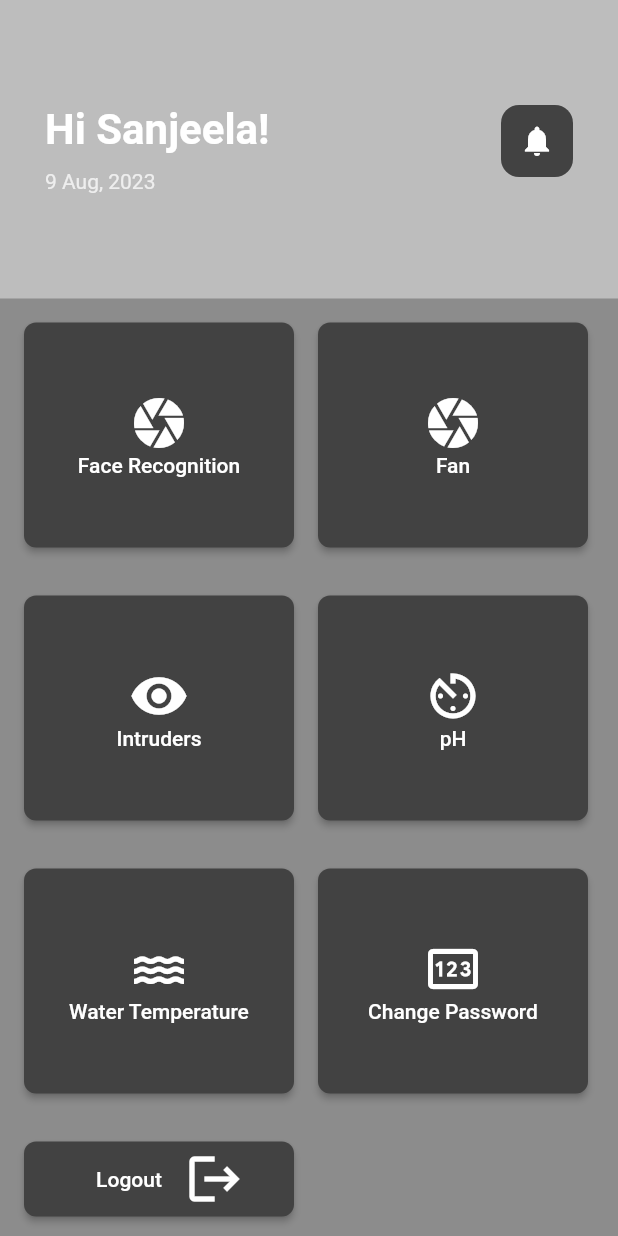
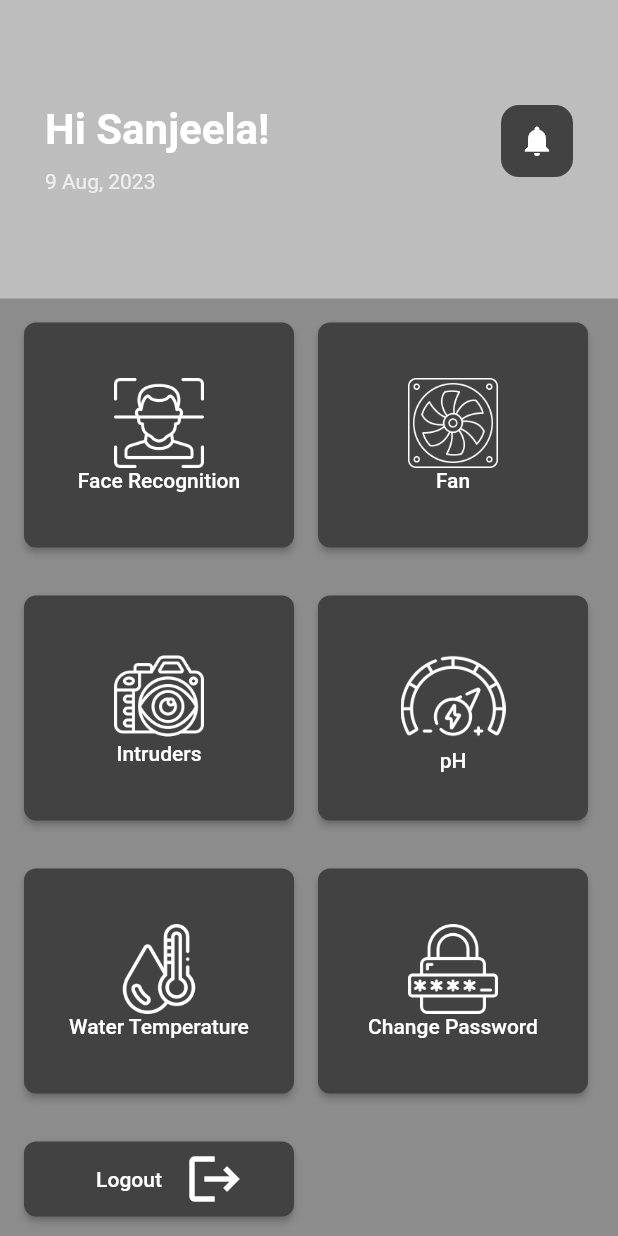
Before and after one commit to prasnaaryal/intruderdetection, a Flutter app: the screen it shows after launch, after a tap on "Fan", after a tap on the "arrow back" icon, on a phone screen of 412 x 824 dp. Run offline on Flutter 3.47's test engine with Material 2 defaults, Android fonts, the light colour scheme and no system bars; drawn by our look-alikes of loader_overlay; our stand-ins replace cloud_firestore, firebase_auth, firebase_core, firebase_database, firebase_messaging, firebase_storage and 5 more; accounts and stored records are empty.

Commit message:
changed dashboard

```diff
--- a/lib/Screens/Fan.dart
+++ b/lib/Screens/Fan.dart
@@ -23,17 +23,14 @@ class _FanControlPageState extends State<FanControlPage> {
   @override
   Widget build(BuildContext context) {
     return Scaffold(
+      backgroundColor: Colors.black26,
       appBar: AppBar(
         elevation: 0,
-        backgroundColor: Colors.white,
-        centerTitle: true,
-        title: Text(
-          'Fan Control',
-        ),
+        backgroundColor: Colors.grey[900],
         leading: IconButton(
           icon: const Icon(
             Icons.arrow_back,
-            color: Color(0xFF7a6bbc),
+            color: Colors.white,
           ),
           onPressed: () {
             Navigator.push(
@@ -44,38 +41,23 @@ class _FanControlPageState extends State<FanControlPage> {
             );
           },
         ),
+        centerTitle: true,
+        title: Text(
+          'Fan Control',
+          style: TextStyle(color: Colors.white),
+        ),
       ),
       body: Column(
-        mainAxisAlignment: MainAxisAlignment.spaceEvenly,
+        // mainAxisAlignment: MainAxisAlignment.spaceEvenly,
         crossAxisAlignment: CrossAxisAlignment.stretch,
         children: [
-          SizedBox(
-            width: 100.0,
-            height: 200.0,
-            child: Column(
-              mainAxisAlignment: MainAxisAlignment.center,
-              children: [
-                SizedBox(height: 18.0),
-                Text(
-                  "Fans",
-                  style: TextStyle(
-                    fontWeight: FontWeight.bold,
-                    fontSize: 16,
-                    color: Color(0xFF7a6bbc),
-                  ),
-                ),
-              ],
-            ),
-          ),
           Padding(
             padding: EdgeInsets.all(12.0),
             child: Wrap(
               alignment: WrapAlignment.center,
-              spacing: 10.0,
-              runSpacing: 10.0,
               children: [
                 FanControlCard(
-                  fanName: "Kitchen Fan",
+                  fanName: "Fan",
                   fanStatus: kitchenFanOn,
                   onTap: () {
                     setState(() {
@@ -112,7 +94,7 @@ class FanControlCard extends StatelessWidget {
       width: 150.0,
       height: 200.0,
       child: Card(
-        color: Color(0xFF7a6bbc),
+        color: Colors.grey[800],
         elevation: 2.0,
         shape: RoundedRectangleBorder(
           borderRadius: BorderRadius.circular(8.0),
--- a/lib/Screens/Turbidity_value.dart
+++ b/lib/Screens/Turbidity_value.dart
@@ -71,15 +71,6 @@ class _TurbidityValueState extends State<TurbidityValue> {
         child: Column(
           mainAxisAlignment: MainAxisAlignment.center,
           children: [
-            Text(
-              "Turbidity Value",
-              style: TextStyle(
-                color: Colors.white,
-                fontSize: 30,
-                fontFamily: "Times New Roman",
-                fontWeight: FontWeight.bold,
-              ),
-            ),
             SizedBox(height: 20),
             Container(
               width: 300,
--- a/lib/Screens/WaterTem_value.dart
+++ b/lib/Screens/WaterTem_value.dart
@@ -71,15 +71,6 @@ class _WaterTempValueState extends State<WaterTempValue> {
         child: Column(
           mainAxisAlignment: MainAxisAlignment.center,
           children: [
-            Text(
-              "Water Temperature Value",
-              style: TextStyle(
-                color: Colors.white,
-                fontSize: 30,
-                fontFamily: "Times New Roman",
-                fontWeight: FontWeight.bold,
-              ),
-            ),
             SizedBox(height: 20),
             Container(
               width: 300,
--- a/lib/Screens/dashboard.dart
+++ b/lib/Screens/dashboard.dart
@@ -8,7 +8,6 @@ import 'package:intruderdetection/Screens/ph.dart';
 
 import 'Fan.dart';
 import 'Notification.dart';
-
 
 class Dashboard extends StatefulWidget {
   const Dashboard({Key? key}) : super(key: key);
@@ -52,9 +51,12 @@ String _getMonthName(int month) {
 class _DashboardState extends State<Dashboard> {
   @override
   Widget build(BuildContext context) {
+    final screenWidth = MediaQuery.of(context).size.width;
+    final screenHeight = MediaQuery.of(context).size.height;
     return Scaffold(
       backgroundColor: Colors.black26,
-      body: Column(
+      body: SingleChildScrollView(
+        child: Column(
           children: [
             Padding(
               padding: const EdgeInsets.symmetric(
@@ -118,15 +120,11 @@ class _DashboardState extends State<Dashboard> {
                 ),
               ),
             ),
-
-          // SizedBox(
-          //   height: 10,
-          // ),
-          // main white area
             Row(
               children: [
                 Expanded(
                   child: Container(
+                    width: screenWidth,
                     color: Colors.black26,
                     child: Column(
                       children: [
@@ -152,10 +150,10 @@ class _DashboardState extends State<Dashboard> {
                               ),
                               child: Column(
                                 children: [
-                                Icon(
-                                  Icons.camera,
-                                  size: 40,
-                                  color: Colors.white,
+                                  Image.asset(
+                                    'assets/images/faceScan.png', // Replace with your image path
+                                    width: 60,
+                                    height: 60,
                                   ),
                                   Text(
                                     'Face Recognition',
@@ -182,10 +180,10 @@ class _DashboardState extends State<Dashboard> {
                               ),
                               child: Column(
                                 children: [
-                                Icon(
-                                  Icons.camera,
-                                  size: 40,
-                                  color: Colors.white,
+                                  Image.asset(
+                                    'assets/images/fan.png', // Replace with your image path
+                                    width: 60,
+                                    height: 60,
                                   ),
                                   Text(
                                     'Fan',
@@ -200,7 +198,8 @@ class _DashboardState extends State<Dashboard> {
                           children: [
                             ButtonBar(
                               alignment: MainAxisAlignment.start,
-                            buttonPadding: EdgeInsets.symmetric(horizontal: 16),
+                              buttonPadding:
+                                  EdgeInsets.symmetric(horizontal: 16),
                               children: [
                                 ElevatedButton(
                                     onPressed: () {
@@ -221,18 +220,17 @@ class _DashboardState extends State<Dashboard> {
                                     ),
                                     child: Column(
                                       children: [
-                                    Icon(
-                                      Icons.remove_red_eye_rounded,
-                                      size: 40,
-                                      color: Colors.white,
+                                        Image.asset(
+                                          'assets/images/intruders.png', // Replace with your image path
+                                          width: 60,
+                                          height: 60,
                                         ),
                                         Text(
                                           'Intruders',
                                           style: TextStyle(color: Colors.white),
                                         ),
                                       ],
-                                ),
-                              ),
+                                    )),
                                 ElevatedButton(
                                     onPressed: () {
                                       Navigator.of(context).pushReplacement(
@@ -250,18 +248,17 @@ class _DashboardState extends State<Dashboard> {
                                     ),
                                     child: Column(
                                       children: [
-                                    Icon(
-                                      Icons.av_timer_outlined,
-                                      size: 40,
-                                      color: Colors.white,
+                                        Image.asset(
+                                          'assets/images/ph.png', // Replace with your image path
+                                          width: 70,
+                                          height: 70,
                                         ),
                                         Text(
                                           'pH',
                                           style: TextStyle(color: Colors.white),
                                         ),
                                       ],
-                                ),
-                              ),
+                                    )),
                               ],
                             ),
                           ],
@@ -270,7 +267,8 @@ class _DashboardState extends State<Dashboard> {
                           children: [
                             ButtonBar(
                               alignment: MainAxisAlignment.start,
-                            buttonPadding: EdgeInsets.symmetric(horizontal: 16),
+                              buttonPadding:
+                                  EdgeInsets.symmetric(horizontal: 16),
                               children: [
                                 ElevatedButton(
                                   onPressed: () {
@@ -290,10 +288,10 @@ class _DashboardState extends State<Dashboard> {
                                   ),
                                   child: Column(
                                     children: [
-                                    Icon(
-                                      Icons.water,
-                                      size: 40,
-                                      color: Colors.white,
+                                      Image.asset(
+                                        'assets/images/waterTemperature.png', // Replace with your image path
+                                        width: 60,
+                                        height: 60,
                                       ),
                                       Text(
                                         'Water Temperature',
@@ -320,10 +318,10 @@ class _DashboardState extends State<Dashboard> {
                                   ),
                                   child: Column(
                                     children: [
-                                    Icon(
-                                      Icons.pin_outlined,
-                                      size: 40,
-                                      color: Colors.white,
+                                      Image.asset(
+                                        'assets/images/changePass.png', // Replace with your image path
+                                        width: 60,
+                                        height: 60,
                                       ),
                                       Text(
                                         'Change Password',
@@ -340,7 +338,8 @@ class _DashboardState extends State<Dashboard> {
                           children: [
                             ButtonBar(
                               // alignment: MainAxisAlignment.spaceBetween,
-                            buttonPadding: EdgeInsets.symmetric(horizontal: 16),
+                              buttonPadding:
+                                  EdgeInsets.symmetric(horizontal: 16),
                               children: [
                                 ElevatedButton(
                                   onPressed: () {
@@ -386,6 +385,7 @@ class _DashboardState extends State<Dashboard> {
             ),
           ],
         ),
+      ),
     );
   }
 }
--- a/lib/Screens/ph.dart
+++ b/lib/Screens/ph.dart
@@ -71,15 +71,6 @@ class _pHvalueState extends State<pHvalue> {
         child: Column(
           mainAxisAlignment: MainAxisAlignment.center,
           children: [
-            Text(
-              "pH Value",
-              style: TextStyle(
-                color: Colors.white,
-                fontSize: 30,
-                fontFamily: "Times New Roman",
-                fontWeight: FontWeight.bold,
-              ),
-            ),
             SizedBox(height: 20),
             Container(
               width: 300,
--- a/pubspec.yaml
+++ b/pubspec.yaml
@@ -58,9 +58,12 @@ dependencies:
   motion_toast: ^2.6.8
   pin_code_fields: ^7.4.0
 
+
 dev_dependencies:
   flutter_test:
     sdk: flutter
+  font_awesome_flutter: ^10.4.0
+
 flutter_icons:
   android: "launcher_icon"
   ios: true
```
Also changed, not shown: assets/images/changePass.png (added), assets/images/faceScan.png (added), assets/images/fan.png (added), assets/images/intruders.png (added), assets/images/ph.png (added), assets/images/waterTemperature.png (added), pubspec.lock. Lines whose indentation alone changed are shown as unchanged.
